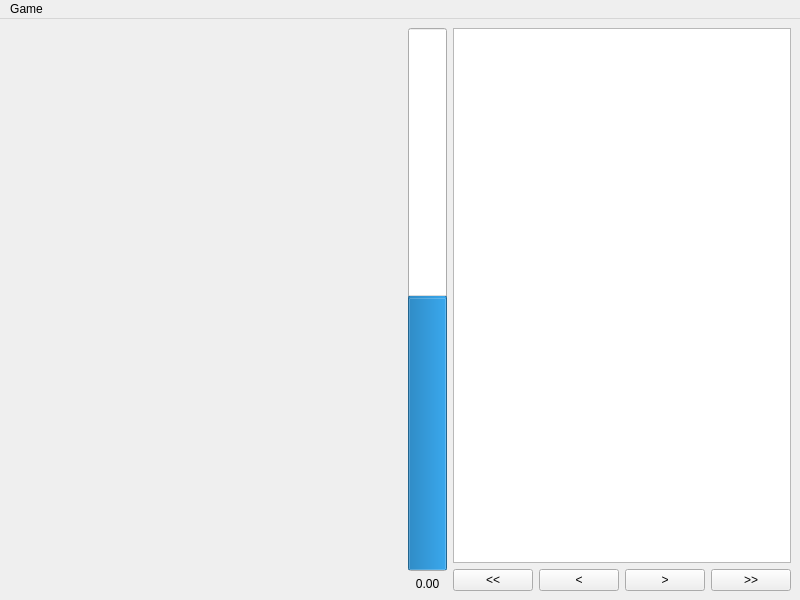
The window that chessgui.ui (xnscdev/chessgui) describes before a commit, drawn with Qt 5.
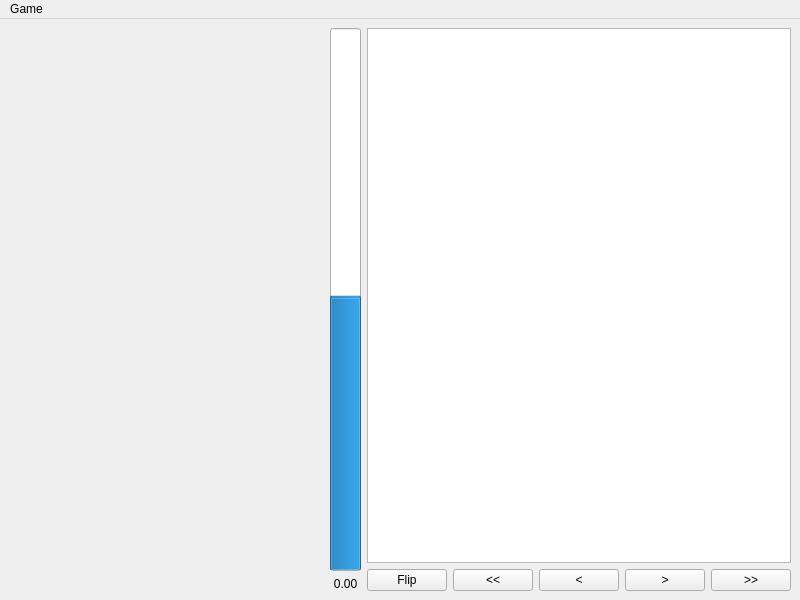
The same window after the commit. Custom widgets are drawn as their Qt base class.

What changed in the file:
```diff
--- a/chessgui.ui
+++ b/chessgui.ui
@@ -159,6 +159,13 @@
       </item>
       <item>
        <layout class="QHBoxLayout" name="moveControlPanel">
+        <item>
+         <widget class="QPushButton" name="flipButton">
+          <property name="text">
+           <string>Flip</string>
+          </property>
+         </widget>
+        </item>
         <item>
          <widget class="QPushButton" name="firstMoveButton">
           <property name="text">
```
